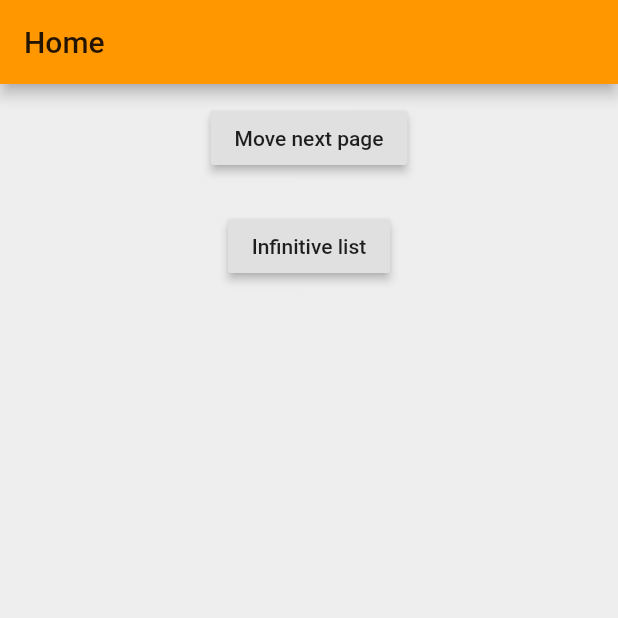
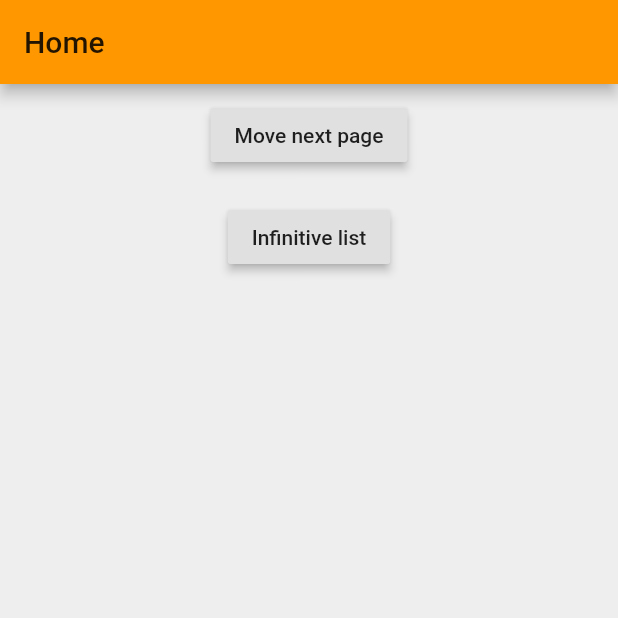
Before and after one commit to SaravanaWorkspaces/Flutter_Experiments, a Flutter app: the screen it shows after launch, on a phone screen of 412 x 824 dp, the top half of it. Run offline on Flutter 3.47's test engine with Material 2 defaults, Android fonts, the phone set to English and light mode, and no system bars.

```diff
--- a/lib/landing_page.dart
+++ b/lib/landing_page.dart
@@ -1,5 +1,7 @@
 import 'package:flutter/material.dart';
 import 'styles.dart';
+
+dynamic tes = 10;
 
 /// Landing page.
 class LandingPage extends StatefulWidget {
@@ -10,6 +12,7 @@ class LandingPage extends StatefulWidget {
 class _LandingPageState extends State<LandingPage> {
   @override
   Widget build(BuildContext context) {
+    tes = "s";
     return new MaterialApp(
       title: "Flutter Sample",
       theme: Styles.APP_THEME,
@@ -30,7 +33,7 @@ class PageContainer extends StatelessWidget {
           child: new Column(
             children: <Widget>[
               new Container(
-                padding: EdgeInsets.all(12.0),
+                padding: EdgeInsets.symmetric(vertical: 10.0),
                 child: new RaisedButton(
                   onPressed: onPressed,
                   elevation: 2.5,
@@ -39,7 +42,7 @@ class PageContainer extends StatelessWidget {
                 ),
               ),
               new Container(
-                padding: EdgeInsets.all(12.0),
+                padding: EdgeInsets.symmetric(vertical: 10.0),
                 child: new RaisedButton(
                   elevation: 2.5,
                   highlightElevation: 10.0,
```
Also changed, not shown: pubspec.lock.
